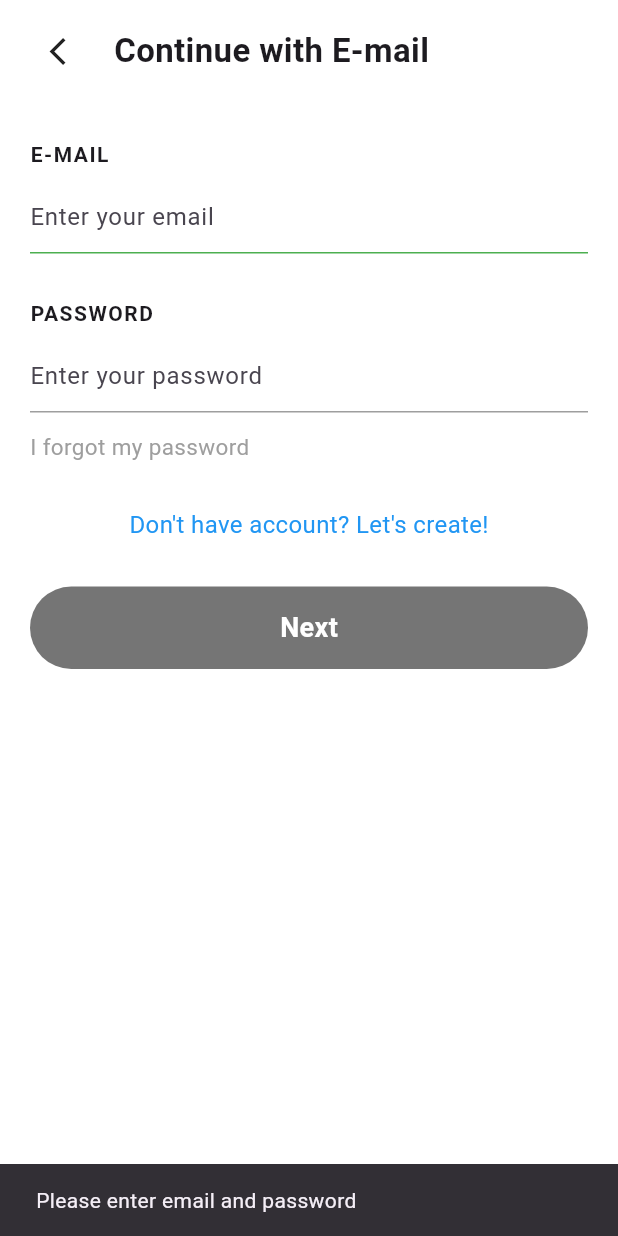
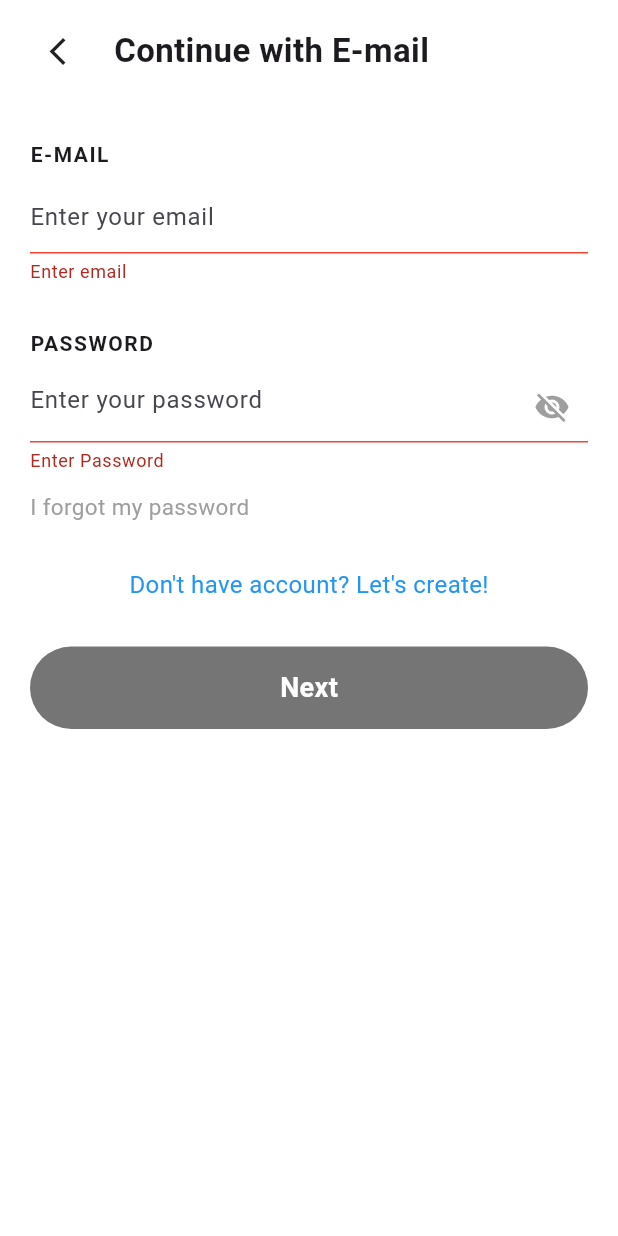
Before and after one commit to 9848588346Ra/Handicraft-Online-Store, a Flutter app: the LoginScreen screen opened directly, after a tap on "Next", on a phone screen of 412 x 824 dp. Run offline on Flutter 3.47's test engine with Material 3 defaults, Android fonts, the phone set to English and light mode, and no system bars; our stand-ins replace hive, hive_flutter; accounts and stored records are empty.

Commit message:
simple changes had been made

```diff
--- a/lib/presentation/screens/Button Screen/Cart_screen.dart
+++ b/lib/presentation/screens/Button Screen/Cart_screen.dart
@@ -7,6 +7,7 @@ class CartScreen extends StatelessWidget {
   Widget build(BuildContext context) {
     return Scaffold(
       appBar: AppBar(
+        automaticallyImplyLeading: false, // Remove back button
         title: Text(
           "Cart Screen",
           style: TextStyle(
--- a/lib/presentation/screens/Button Screen/Explore_screen.dart
+++ b/lib/presentation/screens/Button Screen/Explore_screen.dart
@@ -7,6 +7,7 @@ class ExploreScreen extends StatelessWidget {
   Widget build(BuildContext context) {
     return Scaffold(
       appBar: AppBar(
+        automaticallyImplyLeading: false, // Remove back button
         title: Text(
           "Explore Screen",
           style: TextStyle(
--- a/lib/presentation/screens/Button Screen/Shop_Screen.dart
+++ b/lib/presentation/screens/Button Screen/Shop_Screen.dart
@@ -7,6 +7,7 @@ class ShopScreen extends StatelessWidget {
   Widget build(BuildContext context) {
     return Scaffold(
       appBar: AppBar(
+        automaticallyImplyLeading: false, // Remove back button
         title: Text(
           "Shop Screen",
           style: TextStyle(
--- a/lib/presentation/screens/login_screen.dart
+++ b/lib/presentation/screens/login_screen.dart
@@ -1,4 +1,5 @@
 import 'package:flutter/material.dart';
+import 'package:handicraft_online_store/presentation/Screens/Dashboard_screen.dart';
 import '../../core/di/injection_container.dart';
 import 'signup_screen.dart';
 
@@ -10,16 +11,16 @@ class LoginScreen extends StatefulWidget {
 }
 
 class _LoginScreenState extends State<LoginScreen> {
+  final _formKey = GlobalKey<FormState>();
   final _injectionContainer = InjectionContainer();
   TextEditingController emailController = TextEditingController();
   TextEditingController passwordController = TextEditingController();
   bool isLoading = false;
+  bool showPassword = false;
 
   Future<void> _loginUser() async {
-    if (emailController.text.trim().isEmpty || passwordController.text.isEmpty) {
-      ScaffoldMessenger.of(context).showSnackBar(
-        const SnackBar(content: Text("Please enter email and password")),
-      );
+    // Validate form first
+    if (!_formKey.currentState!.validate()) {
       return;
     }
 
@@ -45,7 +46,7 @@ class _LoginScreenState extends State<LoginScreen> {
         if (success) {
           Navigator.pushReplacement(
             context,
-            MaterialPageRoute(builder: (context) => const Dashboard()),
+            MaterialPageRoute(builder: (context) => const DashboardScreen()),
           );
         } else {
           ScaffoldMessenger.of(context).showSnackBar(
@@ -89,6 +90,8 @@ class _LoginScreenState extends State<LoginScreen> {
           keyboardDismissBehavior: ScrollViewKeyboardDismissBehavior.onDrag,
           child: Padding(
             padding: const EdgeInsets.symmetric(horizontal: 20),
+            child: Form(
+              key: _formKey,
               child: Column(
                 crossAxisAlignment: CrossAxisAlignment.start,
                 children: [
@@ -125,7 +128,7 @@ class _LoginScreenState extends State<LoginScreen> {
                   const SizedBox(height: 8),
 
                   // EMAIL INPUT
-              TextField(
+                  TextFormField(
                     controller: emailController,
                     decoration: InputDecoration(
                       hintText: "Enter your email",
@@ -139,9 +142,19 @@ class _LoginScreenState extends State<LoginScreen> {
                           borderSide: BorderSide(color: Colors.green)),
                       focusedBorder: const UnderlineInputBorder(
                           borderSide: BorderSide(color: Colors.green)),
+                      errorBorder: const UnderlineInputBorder(
+                          borderSide: BorderSide(color: Colors.red)),
+                      focusedErrorBorder: const UnderlineInputBorder(
+                          borderSide: BorderSide(color: Colors.red)),
                     ),
                     keyboardType: TextInputType.emailAddress,
                     onChanged: (v) => setState(() {}),
+                    validator: (value) {
+                      if (value == null || value.trim().isEmpty) {
+                        return "Enter email";
+                      }
+                      return null;
+                    },
                   ),
 
                   const SizedBox(height: 30),
@@ -157,16 +170,37 @@ class _LoginScreenState extends State<LoginScreen> {
                   const SizedBox(height: 8),
 
                   // PASSWORD INPUT
-              TextField(
+                  TextFormField(
                     controller: passwordController,
-                obscureText: true,
-                decoration: const InputDecoration(
+                    obscureText: !showPassword,
+                    decoration: InputDecoration(
                       hintText: "Enter your password",
-                  enabledBorder: UnderlineInputBorder(
+                      enabledBorder: const UnderlineInputBorder(
                           borderSide: BorderSide(color: Colors.grey)),
-                  focusedBorder: UnderlineInputBorder(
+                      focusedBorder: const UnderlineInputBorder(
                           borderSide: BorderSide(color: Colors.green)),
+                      errorBorder: const UnderlineInputBorder(
+                          borderSide: BorderSide(color: Colors.red)),
+                      focusedErrorBorder: const UnderlineInputBorder(
+                          borderSide: BorderSide(color: Colors.red)),
+                      suffixIcon: IconButton(
+                        icon: Icon(
+                          showPassword ? Icons.visibility : Icons.visibility_off,
+                          color: Colors.grey,
                         ),
+                        onPressed: () {
+                          setState(() {
+                            showPassword = !showPassword;
+                          });
+                        },
+                      ),
+                    ),
+                    validator: (value) {
+                      if (value == null || value.isEmpty) {
+                        return "Enter Password";
+                      }
+                      return null;
+                    },
                   ),
 
                   const SizedBox(height: 12),
@@ -239,6 +273,7 @@ class _LoginScreenState extends State<LoginScreen> {
             ),
           ),
         ),
+      ),
     );
   }
 
```
Also changed, not shown: lib/presentation/screens/Button Screen/Account_screen.dart (+65 -0 lines), pubspec.yaml (+11 -0 lines), pubspec.lock, 34 other files. Lines whose indentation alone changed are shown as unchanged.
